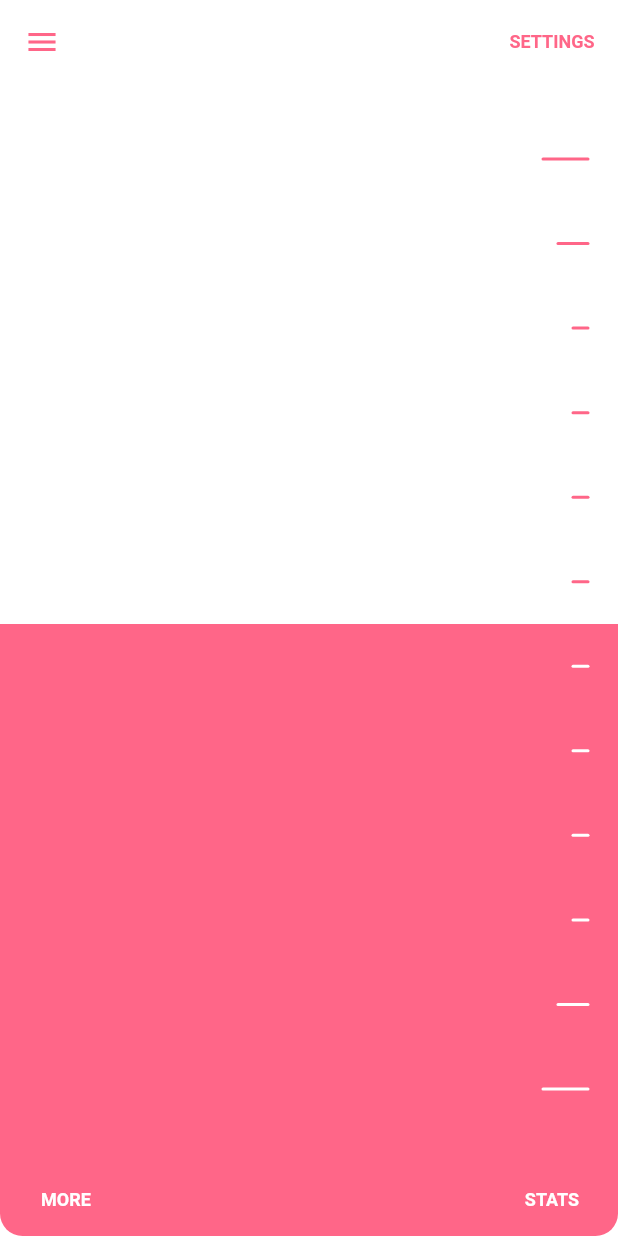
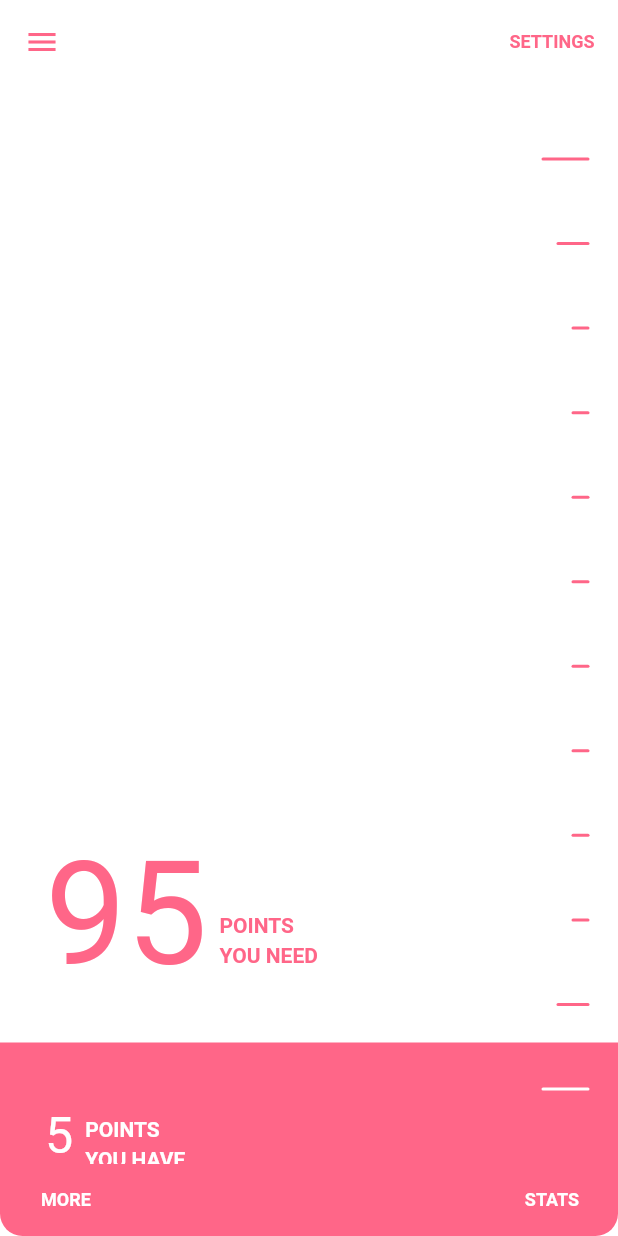
Before and after one commit to amarildolacerda/flutter_ui_challenge_springy_slider, a Flutter app: the screen it shows after launch, on a phone screen of 412 x 824 dp. Run offline on Flutter 3.47's test engine with Material 2 defaults, Android fonts, the phone set to English and light mode, and no system bars.

Commit message:
Create points text above and below the slider value. Parameterize slider value.

```diff
--- a/lib/main.dart
+++ b/lib/main.dart
@@ -103,20 +103,32 @@ class SpringySlider extends StatefulWidget {
 }
 
 class _SpringySliderState extends State<SpringySlider> {
+  final paddingTop = 50.0;
+  final paddingBottom = 50.0;
+
+  double sliderPercent = 0.05;
+
   @override
   Widget build(BuildContext context) {
     return new Stack(
       children: <Widget>[
+        // Colorful marks on a white background.
         new SliderMarks(
           markCount: widget.markCount,
           color: widget.positiveColor,
-          paddingTop: 50.0,
-          paddingBottom: 50.0,
+          paddingTop: paddingTop,
+          paddingBottom: paddingBottom,
         ),
+        // Light marks on a colorful background, clipped based on the
+        // slider position and user interaction.
         new LayoutBuilder(
           builder: (BuildContext context, BoxConstraints constraints) {
             return new ClipPath(
-              clipper: new SliderClipper(),
+              clipper: new SliderClipper(
+                sliderPercent: sliderPercent,
+                paddingTop: paddingTop,
+                paddingBottom: paddingBottom,
+              ),
               child: new Stack(
                 children: <Widget>[
                   new Container(
@@ -125,11 +137,51 @@ class _SpringySliderState extends State<SpringySlider> {
                   new SliderMarks(
                     markCount: widget.markCount,
                     color: widget.negativeColor,
-                    paddingTop: 50.0,
-                    paddingBottom: 50.0,
+                    paddingTop: paddingTop,
+                    paddingBottom: paddingBottom,
                   ),
                 ],
               ),
+            );
+          },
+        ),
+        // Positive and negative points displays above and below the current
+        // slider position.
+        new LayoutBuilder(
+          builder: (BuildContext context, BoxConstraints constraints) {
+            final height = constraints.maxHeight - paddingTop - paddingBottom;
+            print('Max height: ${height}');
+            final sliderY = height * (1.0 - sliderPercent) + paddingTop;
+            print('slider y: $sliderY');
+            final pointsYouNeed = (100 * (1.0 - sliderPercent)).round();
+            final pointsYouHave = (100 * sliderPercent).round();
+
+            return new Stack(
+              children: <Widget>[
+                new Positioned(
+                  left: 30.0,
+                  top: sliderY - 50.0,
+                  child: new FractionalTranslation(
+                    translation: const Offset(0.0, -1.0),
+                    child: new Points(
+                      points: pointsYouNeed,
+                      isAboveSlider: true,
+                      isPointsYouNeed: true,
+                      color: Theme.of(context).primaryColor,
+                    ),
+                  ),
+                ),
+                new Positioned(
+                  left: 30.0,
+                  top: sliderY + 50.0,
+                  child: new Points(
+                    points: pointsYouHave,
+                    isAboveSlider: false,
+                    isPointsYouNeed: false,
+                    color: Theme.of(context).scaffoldBackgroundColor,
+                  ),
+                ),
+              ],
             );
           },
         ),
@@ -222,16 +274,31 @@ class SliderMarksPainter extends CustomPainter {
 }
 
 class SliderClipper extends CustomClipper<Path> {
+  final double sliderPercent;
+  final double paddingTop;
+  final double paddingBottom;
+
+  SliderClipper({
+    this.sliderPercent = 0.0,
+    this.paddingTop = 0.0,
+    this.paddingBottom = 0.0,
+  });
+
   @override
   Path getClip(Size size) {
     Path compositePath = new Path();
 
+    final top = paddingTop;
+    final bottom = size.height;
+    final height = (bottom - paddingBottom) - top;
+    final percentFromBottom = 1.0 - sliderPercent;
+
     compositePath.addRect(
-      new Rect.fromLTWH(
+      new Rect.fromLTRB(
         0.0,
-        size.height / 2,
+        top + (percentFromBottom * height),
         size.width,
-        size.height / 2,
+        bottom,
       ),
     );
 
@@ -243,3 +310,65 @@ class SliderClipper extends CustomClipper<Path> {
     return true;
   }
 }
+
+class Points extends StatelessWidget {
+  final int points;
+  final bool isAboveSlider;
+  final bool isPointsYouNeed;
+  final Color color;
+
+  Points({
+    this.points,
+    this.isAboveSlider = true,
+    this.isPointsYouNeed = true,
+    this.color,
+  });
+
+  @override
+  Widget build(BuildContext context) {
+    final percent = points / 100.0;
+    final pointTextSize = 30.0 + (70.0 * percent);
+
+    return new Row(
+      crossAxisAlignment: isAboveSlider ? CrossAxisAlignment.end : CrossAxisAlignment.start,
+      children: <Widget>[
+        new FractionalTranslation(
+          translation: new Offset(0.0, isAboveSlider ? 0.18 : -0.18),
+          child: new Text(
+            '$points',
+            style: new TextStyle(
+              fontSize: pointTextSize,
+              color: color,
+            ),
+          ),
+        ),
+        new Padding(
+          padding: const EdgeInsets.only(left: 8.0),
+          child: new Column(
+            mainAxisSize: MainAxisSize.min,
+            crossAxisAlignment: CrossAxisAlignment.start,
+            children: <Widget>[
+              new Padding(
+                padding: const EdgeInsets.only(bottom: 4.0),
+                child: new Text(
+                  'POINTS',
+                  style: new TextStyle(
+                    fontWeight: FontWeight.bold,
+                    color: color,
+                  ),
+                ),
+              ),
+              new Text(
+                isPointsYouNeed ? 'YOU NEED' : 'YOU HAVE',
+                style: new TextStyle(
+                  fontWeight: FontWeight.bold,
+                  color: color,
+                ),
+              ),
+            ],
+          ),
+        )
+      ],
+    );
+  }
+}
```
